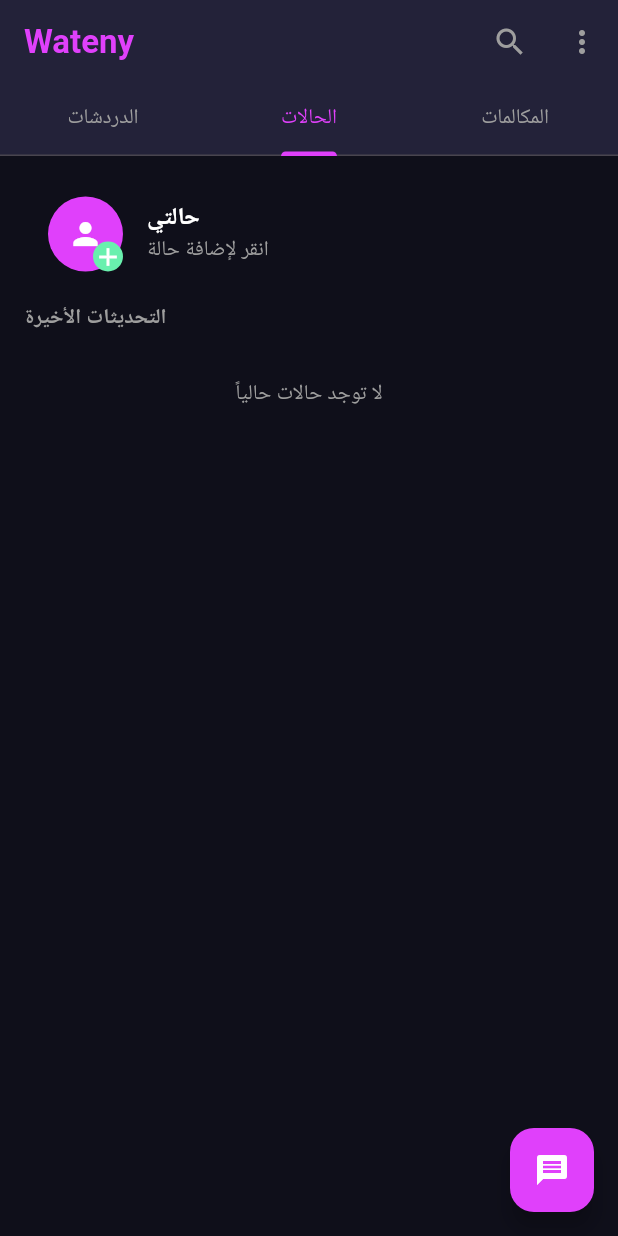
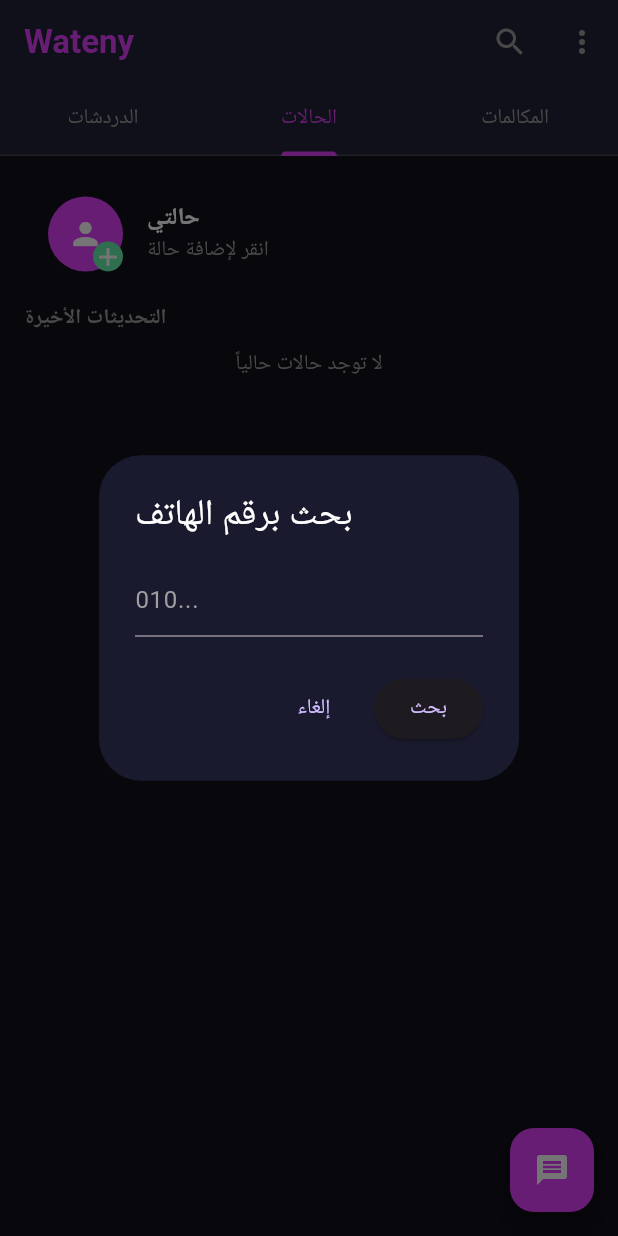
Before and after one commit to Mr3bdo190/sweet_factory, a Flutter app: the screen it shows once a user with an empty profile is signed in, tab 2 chosen, after a tap on the "search" icon, on a phone screen of 412 x 824 dp. Run offline on Flutter 3.47's test engine with Material 3 defaults, Android fonts, the phone set to English and light mode, and no system bars; our stand-ins replace audioplayers, cloud_firestore, firebase_auth, firebase_core, flutter_contacts, image_picker; missing offline and left inert: cloudinary_public, record; accounts and stored records are empty.

Commit message:
Activated Contacts, Stories upload, and Phone Search

```diff
--- a/lib/screens/home_screen.dart
+++ b/lib/screens/home_screen.dart
@@ -1,53 +1,80 @@
+import 'dart:io';
 import 'package:flutter/material.dart';
+import 'package:cloud_firestore/cloud_firestore.dart';
+import 'package:firebase_auth/firebase_auth.dart';
+import 'package:image_picker/image_picker.dart';
+import '../services/cloudinary_service.dart';
 
-class HomeScreen extends StatelessWidget {
+class HomeScreen extends StatefulWidget {
   const HomeScreen({super.key});
+  @override
+  State<HomeScreen> createState() => _HomeScreenState();
+}
+
+class _HomeScreenState extends State<HomeScreen> {
+  bool _isUploading = false;
+
+  Future<void> uploadStatus() async {
+    final pickedFile = await ImagePicker().pickImage(source: ImageSource.gallery);
+    if (pickedFile == null) return;
+
+    setState(() => _isUploading = true);
+    File imageFile = File(pickedFile.path);
+    String? imageUrl = await CloudinaryService().uploadImage(imageFile);
+
+    if (imageUrl != null) {
+      User? user = FirebaseAuth.instance.currentUser;
+      await FirebaseFirestore.instance.collection('stories').add({
+        'uid': user!.uid,
+        'imageUrl': imageUrl,
+        'timestamp': FieldValue.serverTimestamp(),
+        'expiresAt': DateTime.now().add(const Duration(hours: 24)).millisecondsSinceEpoch,
+      });
+      ScaffoldMessenger.of(context).showSnackBar(const SnackBar(content: Text('تم رفع الحالة بنجاح! ✨')));
+    }
+    setState(() => _isUploading = false);
+  }
 
   @override
   Widget build(BuildContext context) {
     return Scaffold(
       backgroundColor: const Color(0xFF0F0F1A),
-      body: ListView(
+      body: StreamBuilder<QuerySnapshot>(
+        stream: FirebaseFirestore.instance.collection('stories').orderBy('timestamp', descending: true).snapshots(),
+        builder: (context, snapshot) {
+          return ListView(
             padding: const EdgeInsets.all(16),
             children: [
               ListTile(
                 leading: Stack(
                   children: [
-                const CircleAvatar(
-                  radius: 25,
-                  backgroundColor: Colors.purpleAccent,
-                  child: Icon(Icons.person, color: Colors.white),
-                ),
-                Positioned(
-                  bottom: 0,
-                  right: 0,
-                  child: Container(
-                    decoration: const BoxDecoration(
-                      color: Colors.greenAccent,
-                      shape: BoxShape.circle,
-                    ),
-                    child: const Icon(Icons.add, color: Colors.white, size: 20),
-                  ),
-                )
+                    const CircleAvatar(radius: 25, backgroundColor: Colors.purpleAccent, child: Icon(Icons.person, color: Colors.white)),
+                    Positioned(bottom: 0, right: 0, child: Container(decoration: const BoxDecoration(color: Colors.greenAccent, shape: BoxShape.circle), child: const Icon(Icons.add, color: Colors.white, size: 20))),
                   ],
                 ),
                 title: const Text('حالتي', style: TextStyle(color: Colors.white, fontWeight: FontWeight.bold)),
-            subtitle: const Text('انقر لإضافة حالة', style: TextStyle(color: Colors.grey)),
+                subtitle: Text(_isUploading ? 'جاري الرفع...' : 'انقر لإضافة حالة', style: const TextStyle(color: Colors.grey)),
+                onTap: _isUploading ? null : uploadStatus,
+              ),
+              const Padding(padding: EdgeInsets.symmetric(vertical: 10), child: Text('التحديثات الأخيرة', style: TextStyle(color: Colors.grey, fontWeight: FontWeight.bold))),
+              if (!snapshot.hasData || snapshot.data!.docs.isEmpty)
+                const Center(child: Text('لا توجد حالات حالياً', style: TextStyle(color: Colors.grey)))
+              else
+                ...snapshot.data!.docs.map((doc) {
+                  var data = doc.data() as Map<String, dynamic>;
+                  return ListTile(
+                    leading: Container(padding: const EdgeInsets.all(2), decoration: BoxDecoration(shape: BoxShape.circle, border: Border.all(color: Colors.purpleAccent, width: 2)), child: CircleAvatar(backgroundImage: NetworkImage(data['imageUrl']))),
+                    title: const Text('صديق', style: TextStyle(color: Colors.white)),
+                    subtitle: const Text('منذ قليل'),
                     onTap: () {
-              // سيتم برمجة رفع الحالة بالكلاوديناري هنا قريباً!
+                      // عرض الحالة في شاشة كاملة
+                      showDialog(context: context, builder: (_) => Scaffold(backgroundColor: Colors.black, body: Center(child: Image.network(data['imageUrl']))));
                     },
-          ),
-          const Padding(
-            padding: EdgeInsets.symmetric(vertical: 10),
-            child: Text('التحديثات الأخيرة', style: TextStyle(color: Colors.grey, fontWeight: FontWeight.bold)),
-          ),
-          const Center(
-            child: Padding(
-              padding: EdgeInsets.all(20.0),
-              child: Text('لا توجد حالات حالياً', style: TextStyle(color: Colors.grey)),
-            ),
-          )
+                  );
+                }),
             ],
+          );
+        },
       ),
     );
   }
--- a/lib/screens/main_screen.dart
+++ b/lib/screens/main_screen.dart
@@ -28,7 +28,7 @@
         backgroundColor: const Color(0xFF1A1A2E),
         elevation: 1,
         actions: [
-          IconButton(icon: const Icon(Icons.search, color: Colors.grey), onPressed: () {}),
+          IconButton(icon: const Icon(Icons.search, color: Colors.grey), onPressed: () => _showSearchDialog(context)),
           IconButton(icon: const Icon(Icons.more_vert, color: Colors.grey), onPressed: () {
              Navigator.push(context, MaterialPageRoute(builder: (context) => const ProfileScreen()));
           }),
@@ -63,3 +63,31 @@
     );
   }
 }
+
+  void _showSearchDialog(BuildContext context) {
+    TextEditingController _searchController = TextEditingController();
+    showDialog(
+      context: context,
+      builder: (context) => AlertDialog(
+        backgroundColor: const Color(0xFF1A1A2E),
+        title: const Text('بحث برقم الهاتف', style: TextStyle(color: Colors.white)),
+        content: TextField(controller: _searchController, keyboardType: TextInputType.phone, decoration: const InputDecoration(hintText: '010...', hintStyle: TextStyle(color: Colors.grey))),
+        actions: [
+          TextButton(onPressed: () => Navigator.pop(context), child: const Text('إلغاء')),
+          ElevatedButton(
+            onPressed: () async {
+              var res = await FirebaseFirestore.instance.collection('users').where('phone', isEqualTo: _searchController.text.trim()).get();
+              if (res.docs.isNotEmpty) {
+                var userData = res.docs.first.data();
+                Navigator.pop(context);
+                // افتح الشات معاه فوراً
+              } else {
+                ScaffoldMessenger.of(context).showSnackBar(const SnackBar(content: Text('المستخدم غير موجود')));
+              }
+            },
+            child: const Text('بحث'),
+          )
+        ],
+      ),
+    );
+  }
--- a/lib/services/contact_service.dart
+++ b/lib/services/contact_service.dart
@@ -1,38 +1,37 @@
 import 'package:flutter_contacts/flutter_contacts.dart';
 import 'package:cloud_firestore/cloud_firestore.dart';
-import 'package:permission_handler/permission_handler.dart';
 
 class ContactService {
   static Future<List<Map<String, dynamic>>> syncContacts() async {
     List<Map<String, dynamic>> registeredUsers = [];
 
-    // 1. اطلب الإذن
     if (await FlutterContacts.requestPermission()) {
-      // 2. اقرأ جهات الاتصال من الموبايل
       List<Contact> contacts = await FlutterContacts.getContacts(withProperties: true);
 
-      // 3. استخرج الأرقام فقط ونضفها
-      List<String> phoneNumbers = [];
+      // تنظيف وتبسيط كل الأرقام اللي على الموبايل
+      Set<String> myPhoneBook = {};
       for (var contact in contacts) {
         for (var phone in contact.phones) {
-          // تنظيف الرقم من المسافات والرموز (زي +20 أو 010)
-          String cleanPhone = phone.number.replaceAll(RegExp(r'\D'), '');
-          if (cleanPhone.startsWith('2')) cleanPhone = cleanPhone.substring(1); // لو بيبدأ بـ 20
-          if (cleanPhone.startsWith('0')) cleanPhone = cleanPhone.substring(1); // لو بيبدأ بـ 0
-          phoneNumbers.add(cleanPhone);
+          String clean = phone.number.replaceAll(RegExp(r'\D'), '');
+          if (clean.length >= 10) {
+            // بناخد آخر 10 أرقام عشان نتفادى كود الدولة (+20)
+            myPhoneBook.add(clean.substring(clean.length - 10));
+          }
         }
       }
 
-      // 4. ابحث في الفايربيز عن الأرقام دي (بنظام الـ Batches عشان السرعة)
-      if (phoneNumbers.isNotEmpty) {
-        // الفايربيز بيبحث بحد أقصى 10 أرقام في المرة، بس للتبسيط هنعمل بحث عام
-        var snapshot = await FirebaseFirestore.instance
-            .collection('users')
-            .where('phone', whereIn: phoneNumbers.take(10).toList()) // تجربة أول 10
-            .get();
+      // جلب كل مستخدمي التطبيق (للمقارنة)
+      var snapshot = await FirebaseFirestore.instance.collection('users').get();
 
-        for (var doc in snapshot.docs) {
-          registeredUsers.add(doc.data());
+      for (var doc in snapshot.docs) {
+        var userData = doc.data();
+        String dbPhone = userData['phone']?.toString().replaceAll(RegExp(r'\D'), '') ?? '';
+
+        if (dbPhone.length >= 10) {
+          String shortDbPhone = dbPhone.substring(dbPhone.length - 10);
+          if (myPhoneBook.contains(shortDbPhone)) {
+            registeredUsers.add(userData);
+          }
         }
       }
     }
```
Lines whose indentation alone changed are shown as unchanged.
